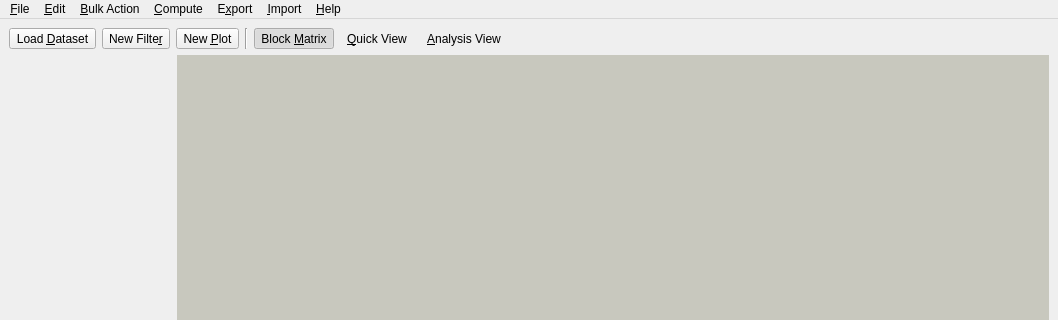
Before: the Qt Designer form shapeout2/gui/main.ui in ZELLMECHANIK-DRESDEN/ShapeOut2, drawn with Qt 5; both pictures show x 0 to 1058 and y 0 to 320 of the 1058 by 670 pixel window.
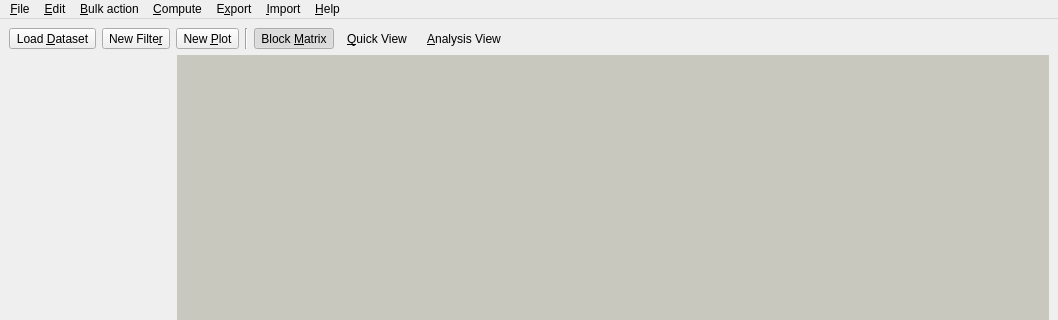
After: the same form once the commit is applied. Icons and pictures are not drawn. Custom widgets are drawn as their Qt base class.

Commit message: docs: update docs for bulk action YM computation (close #60)

The edit to the form file:
```diff
--- a/shapeout2/gui/main.ui
+++ b/shapeout2/gui/main.ui
@@ -272,7 +272,7 @@
    </widget>
    <widget class="QMenu" name="menuBulk_Action">
     <property name="title">
-     <string>&amp;Bulk Action</string>
+     <string>&amp;Bulk action</string>
     </property>
     <addaction name="actionComputeEmodulus"/>
    </widget>
```
Left out of the diff: 6 changed lines with no effect on the pictures. The commit also changes 1 other file.
